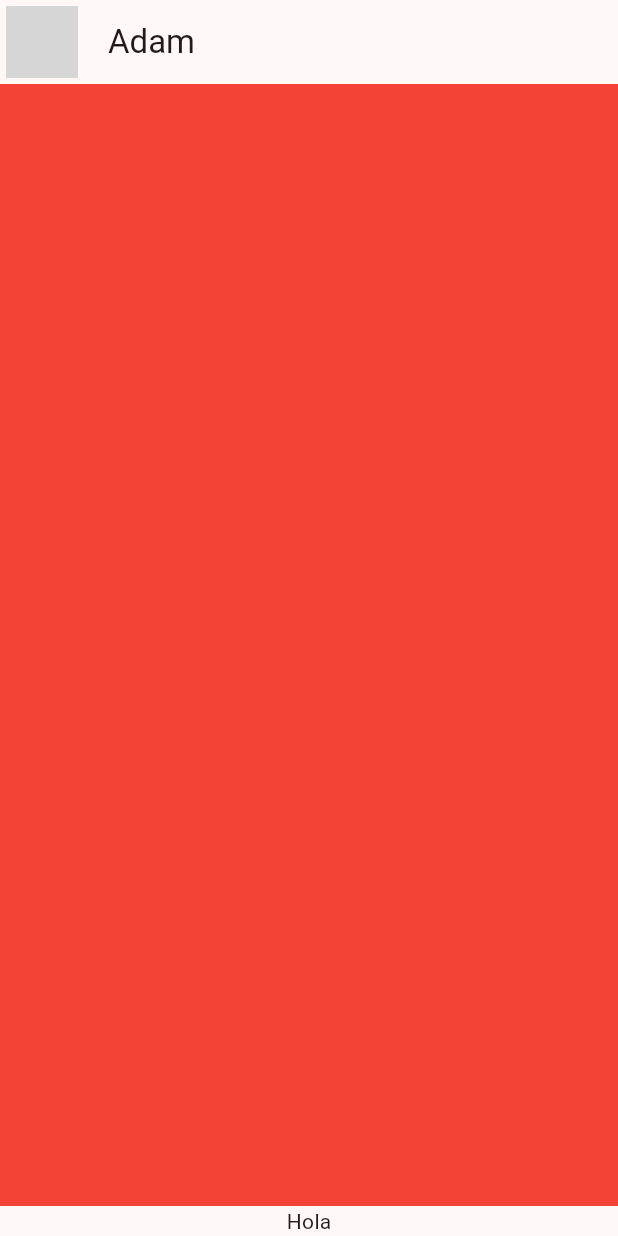
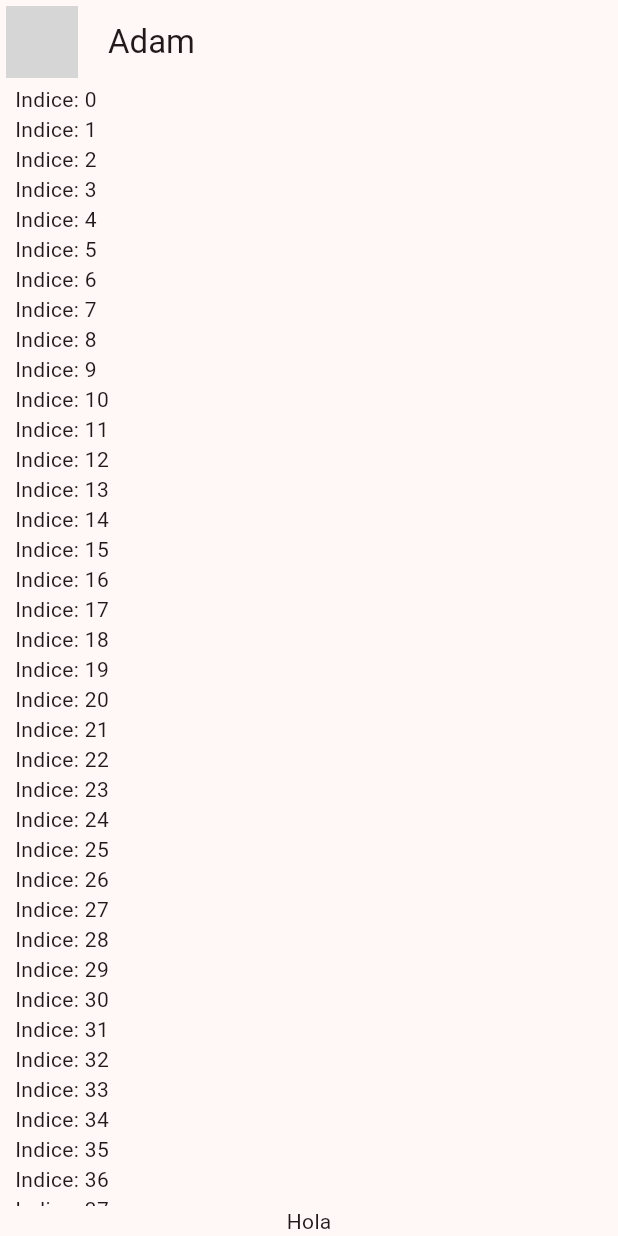
Before and after one commit to Marianvsf/yes_no_app, a Flutter app: the screen it shows after launch, on a phone screen of 412 x 824 dp. Run offline on Flutter 3.47's test engine with Material 3 defaults, Android fonts, the phone set to English and light mode, and no system bars; network calls fail; grey boxes are pictures that could not be loaded.

Commit message:
listview builder

```diff
--- a/lib/presentation/chat/chat.dart
+++ b/lib/presentation/chat/chat.dart
@@ -25,13 +25,16 @@ class _ChatView extends StatelessWidget {
   @override
   Widget build(BuildContext context) {
     return SafeArea(
-      child: Column(
-        children: [
-          Expanded(child: Container(
-            color:Colors.red,
-          )),
-          Text('Hola')
-        ],
+      child: Padding(
+        padding: const EdgeInsets.symmetric(horizontal: 10),
+        child: Column(
+          children: [
+            Expanded(child: ListView.builder(itemBuilder: (context, index){
+              return Text('Indice: $index');
+            })),
+            const Text('Hola')
+          ],
+        ),
       ),
     );
   }
```
